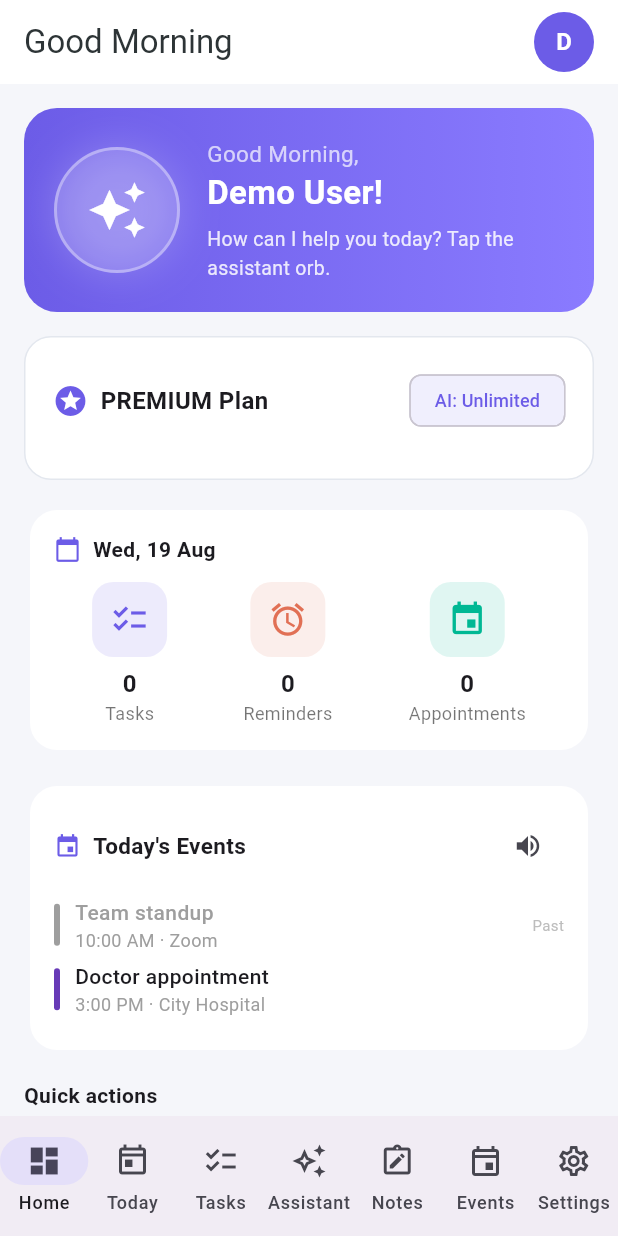
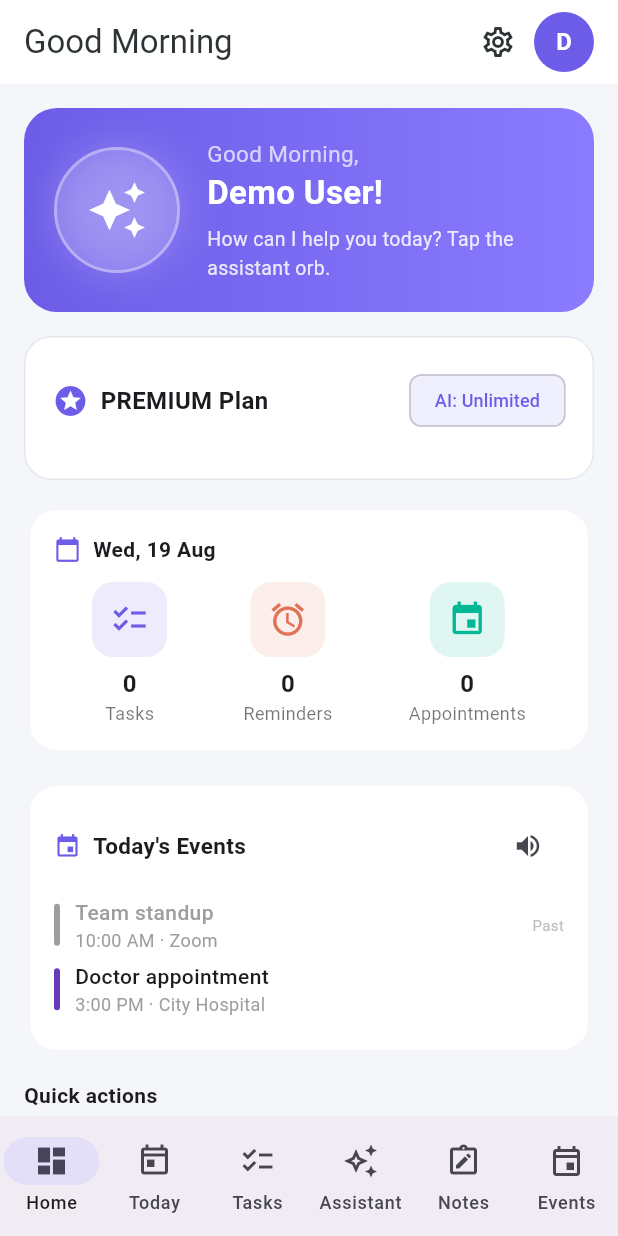
Before and after one commit to kanmantha/my-assistant, a Flutter app: the screen it shows after launch, after a tap on "Try Demo Mode", on a phone screen of 412 x 824 dp. Run offline on Flutter 3.47's test engine with Material 3 defaults, Android fonts, the phone set to English and light mode, and no system bars; our stand-ins replace flutter_secure_storage, flutter_tts, speech_to_text; accounts and stored records are empty; network calls fail.

Commit message:
fix: DropdownButtonFormField, task intent overlap, 6-tab nav, settings on dashboard
- ConfirmationDialog: reverted to initialValue (deprecated value was wrong direction)
- _isTaskIntent: 'i need to'/'i have to'/'i must' now excluded when followed by list/query verbs
- NavigationBar: reduced from 7 to 6 tabs (Home, Today, Tasks, Assistant, Notes, Events)
- Settings moved to gear icon on Dashboard AppBar
- Cleaned up stale comment

```diff
--- a/mobile/lib/screens/dashboard_screen.dart
+++ b/mobile/lib/screens/dashboard_screen.dart
@@ -12,6 +12,7 @@ import '../services/tts_service.dart';
 import '../theme.dart';
 import 'assistant_screen.dart';
 import 'notes_screen.dart';
+import 'settings_screen.dart';
 
 class DashboardScreen extends StatelessWidget {
   const DashboardScreen({super.key});
@@ -27,6 +28,13 @@ class DashboardScreen extends StatelessWidget {
       appBar: AppBar(
         title: Text(greeting),
         actions: [
+          IconButton(
+            icon: const Icon(Icons.settings_outlined),
+            tooltip: 'Settings',
+            onPressed: () => Navigator.of(context).push(
+              MaterialPageRoute(builder: (_) => const SettingsScreen()),
+            ),
+          ),
           if (profile != null)
             Padding(
               padding: const EdgeInsets.only(right: 16),
--- a/mobile/lib/screens/home_shell.dart
+++ b/mobile/lib/screens/home_shell.dart
@@ -8,7 +8,6 @@ import 'appointments_screen.dart';
 import 'assistant_screen.dart';
 import 'dashboard_screen.dart';
 import 'notes_screen.dart';
-import 'settings_screen.dart';
 import 'tasks_screen.dart';
 import 'today_screen.dart';
 
@@ -30,7 +29,6 @@ class _HomeShellState extends State<HomeShell> {
     AssistantScreen(),
     NotesScreen(),
     AppointmentsScreen(),
-    SettingsScreen(),
   ];
 
   @override
@@ -129,7 +127,6 @@ class _HomeShellState extends State<HomeShell> {
         selectedIndex: _index,
         onDestinationSelected: (i) {
           setState(() => _index = i);
-          // Reload data when switching to a CRUD tab
           if (i == 1) context.read<AppointmentsState>().load();
           if (i == 2) context.read<TasksState>().load();
           if (i == 4) context.read<NotesState>().load();
@@ -142,7 +139,6 @@ class _HomeShellState extends State<HomeShell> {
           NavigationDestination(icon: Icon(Icons.auto_awesome_outlined), selectedIcon: Icon(Icons.auto_awesome), label: 'Assistant'),
           NavigationDestination(icon: Icon(Icons.note_alt_outlined), selectedIcon: Icon(Icons.note_alt), label: 'Notes'),
           NavigationDestination(icon: Icon(Icons.event_outlined), selectedIcon: Icon(Icons.event), label: 'Events'),
-          NavigationDestination(icon: Icon(Icons.settings_outlined), selectedIcon: Icon(Icons.settings), label: 'Settings'),
         ],
       ),
       floatingActionButton: wake.running
```
Also changed, not shown: mobile/lib/screens/assistant_screen.dart (+22 -9 lines).
